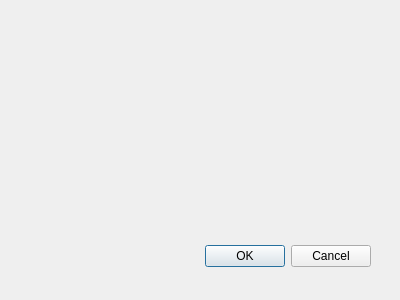
First picture: the form in parametrage.ui, repository samuelhentrics/Chifoumi, before the edit.
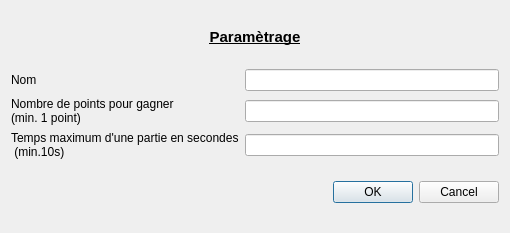
Second picture: the form after the edit.

Commit message:
Maj pour la V6
Modification UI Parametrage
Ajout dans le menu de "Chifoumi" le choix Paramètrage
Début de l'execution de parametrage (affichage boite de dialogue)

Diff of the .ui file:
```diff
--- a/parametrage.ui
+++ b/parametrage.ui
@@ -8,29 +8,84 @@
    <rect>
     <x>0</x>
     <y>0</y>
-    <width>400</width>
-    <height>300</height>
+    <width>510</width>
+    <height>233</height>
    </rect>
   </property>
   <property name="windowTitle">
    <string>Dialog</string>
   </property>
-  <widget class="QDialogButtonBox" name="buttonBox">
-   <property name="geometry">
-    <rect>
-     <x>30</x>
-     <y>240</y>
-     <width>341</width>
-     <height>32</height>
-    </rect>
-   </property>
-   <property name="orientation">
-    <enum>Qt::Horizontal</enum>
-   </property>
-   <property name="standardButtons">
-    <set>QDialogButtonBox::Cancel|QDialogButtonBox::Ok</set>
-   </property>
-  </widget>
+  <layout class="QVBoxLayout" name="verticalLayout">
+   <item>
+    <widget class="QLabel" name="lTitre">
+     <property name="maximumSize">
+      <size>
+       <width>16777215</width>
+       <height>20</height>
+      </size>
+     </property>
+     <property name="font">
+      <font>
+       <pointsize>11</pointsize>
+       <bold>true</bold>
+       <underline>true</underline>
+      </font>
+     </property>
+     <property name="text">
+      <string>Paramètrage</string>
+     </property>
+     <property name="alignment">
+      <set>Qt::AlignCenter</set>
+     </property>
+    </widget>
+   </item>
+   <item>
+    <layout class="QGridLayout" name="gridLayout">
+     <item row="1" column="0">
+      <widget class="QLabel" name="lPoints">
+       <property name="text">
+        <string>Nombre de points pour gagner
+(min. 1 point)</string>
+       </property>
+      </widget>
+     </item>
+     <item row="2" column="0">
+      <widget class="QLabel" name="lTemps">
+       <property name="text">
+        <string>Temps maximum d'une partie en secondes
+ (min.10s)</string>
+       </property>
+      </widget>
+     </item>
+     <item row="0" column="0">
+      <widget class="QLabel" name="lNom">
+       <property name="text">
+        <string>Nom</string>
+       </property>
+      </widget>
+     </item>
+     <item row="0" column="1">
+      <widget class="QLineEdit" name="leNom"/>
+     </item>
+     <item row="1" column="1">
+      <widget class="QLineEdit" name="lePoints"/>
+     </item>
+     <item row="2" column="1">
+      <widget class="QLineEdit" name="leTemps"/>
+     </item>
+    </layout>
+   </item>
+   <item>
+    <widget class="QDialogButtonBox" name="buttonBox">
+     <property name="orientation">
+      <enum>Qt::Horizontal</enum>
+     </property>
+     <property name="standardButtons">
+      <set>QDialogButtonBox::Cancel|QDialogButtonBox::Ok</set>
+     </property>
+    </widget>
+   </item>
+  </layout>
  </widget>
  <pixmapfunction/>
  <resources/>
```
Left out of the diff: 15 changed lines with no effect on the pictures. The commit also changes 5 other files.
